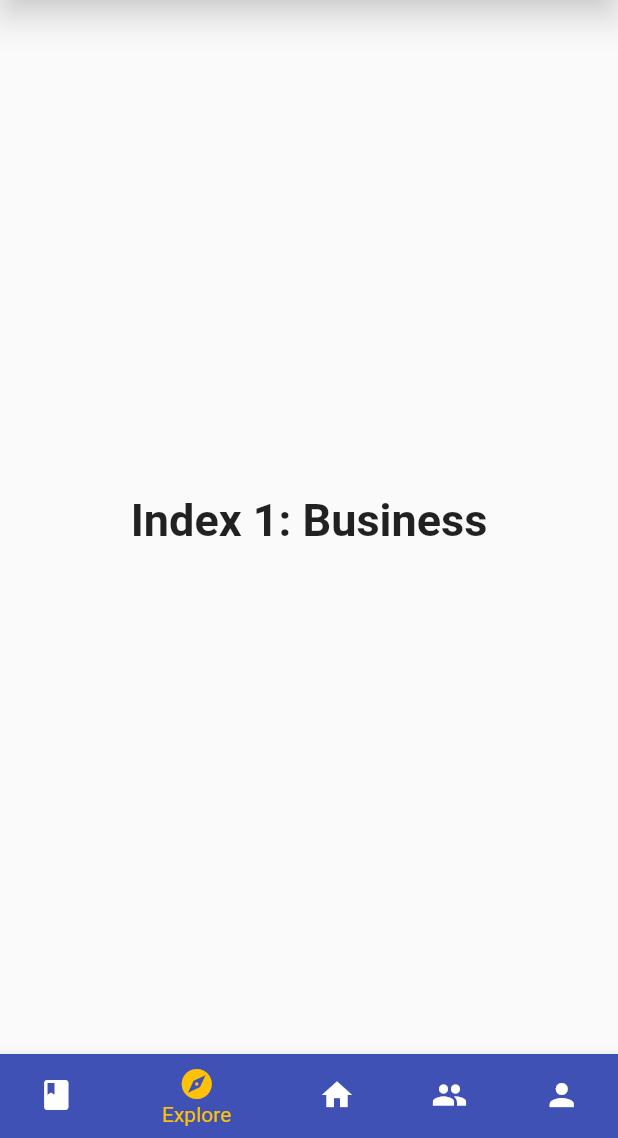
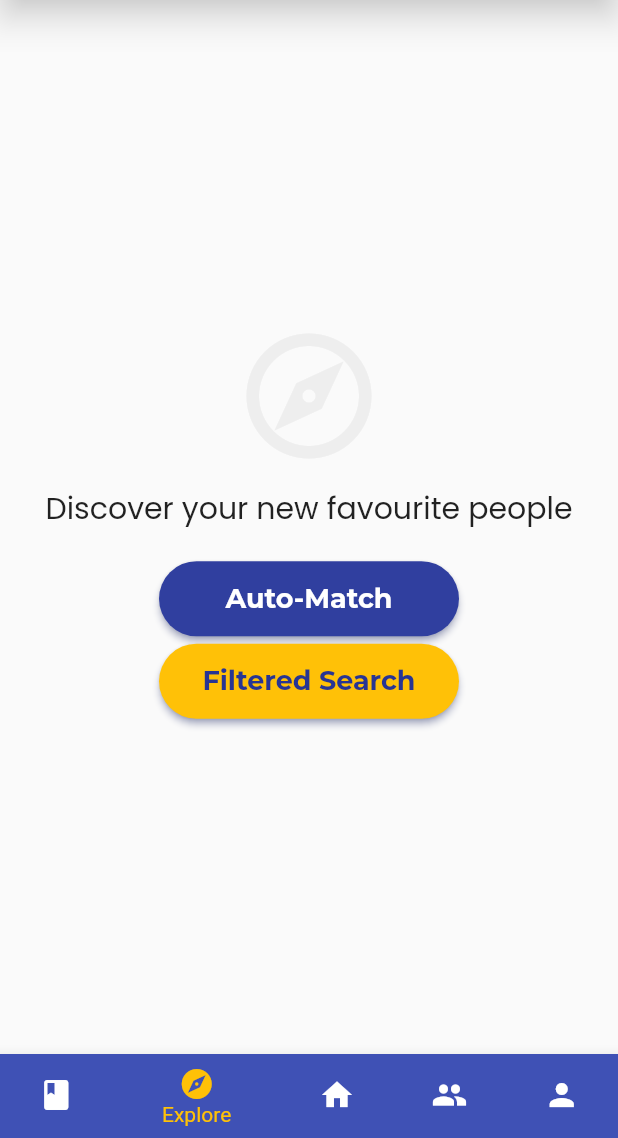
Before and after one commit to saadhzubairi/App_Dev_Project, a Flutter app: the DashboardHome screen opened directly, item 2 of the bottom bar chosen, on a phone screen of 412 x 824 dp, the part 98-1236 px from its top. Run offline on Flutter 3.47's test engine with Material 2 defaults, Android fonts, the phone set to English and light mode, and no system bars; our stand-ins replace google_fonts.

Commit message:
simple changes

```diff
--- /dev/null
+++ b/lib/Views/Widgets.dart
@@ -0,0 +1,122 @@
+import 'package:flutter/material.dart';
+import 'package:google_fonts/google_fonts.dart';
+import 'package:project_phase_one/Models/SearchedUsers.dart';
+import '../Views/explorePage/exploreUserInfo.dart';
+
+class CoolTextField extends StatelessWidget {
+  String? prompText;
+  bool? isPassField;
+
+  CoolTextField({this.prompText, this.isPassField, Key? key}) : super(key: key);
+
+  @override
+  Widget build(BuildContext context) {
+    return Padding(
+      padding: const EdgeInsets.all(10.0),
+      child: TextField(
+        obscureText: isPassField ?? false,
+        enableSuggestions: false,
+        autocorrect: false,
+        decoration: InputDecoration(
+            labelText: prompText ?? '',
+            enabledBorder: OutlineInputBorder(
+              borderSide: BorderSide(width: 3, color: Colors.indigo.shade100),
+              borderRadius: BorderRadius.circular(15),
+            ),
+            focusedBorder: OutlineInputBorder(
+              borderSide: const BorderSide(width: 3, color: Colors.indigo),
+              borderRadius: BorderRadius.circular(15),
+            )),
+      ),
+    );
+  }
+}
+
+class BigButton extends StatelessWidget {
+  final String text;
+  Color? color;
+  VoidCallback fun;
+  Size? size;
+  Color? textColor;
+  BorderRadius? radius;
+  double? fontSize;
+
+  BigButton(
+      {required this.text,
+      this.color,
+      this.textColor,
+      this.size,
+      this.fontSize,
+      this.radius,
+      required this.fun,
+      Key? key})
+      : super(key: key);
+
+  @override
+  Widget build(BuildContext context) {
+    return ElevatedButton(
+      onPressed: fun,
+      style: ElevatedButton.styleFrom(
+          minimumSize: size ?? Size(140, 80),
+          shape: RoundedRectangleBorder(
+            borderRadius: radius ?? BorderRadius.circular(25),
+          ),
+          backgroundColor: color ?? Colors.indigo.shade700,
+          shadowColor: Colors.indigo.shade300),
+      child: Text(
+        text,
+        style: GoogleFonts.montserrat(
+            fontSize: fontSize ?? 20,
+            fontWeight: FontWeight.w700,
+            color: textColor ?? Colors.white),
+      ),
+    );
+  }
+}
+
+class ResultBoxes extends StatelessWidget {
+  final SearchedUsers user;
+  const ResultBoxes({required this.user, Key? key}) : super(key: key);
+
+  @override
+  Widget build(BuildContext context) {
+    return InkWell(
+      child: Card(
+        child: Center(
+          child: Column(
+            children: [
+              const SizedBox(height: 15),
+              const CircleAvatar(
+                child: Icon(Icons.person),
+              ),
+              const SizedBox(height: 10),
+              Text(
+                user.username,
+                textAlign: TextAlign.center,
+                style: GoogleFonts.montserrat(
+                    fontWeight: FontWeight.w900, fontSize: 17),
+              ),
+              const SizedBox(height: 10),
+              Text(
+                "${22}, ${user.year}",
+                style: GoogleFonts.roboto(),
+              ),
+              const SizedBox(height: 2),
+              Text(
+                "${user.commons} common interests",
+                style: GoogleFonts.roboto(
+                    fontWeight: FontWeight.bold,
+                    fontStyle: FontStyle.italic,
+                    color: Colors.amber.shade800),
+              )
+            ],
+          ),
+        ),
+      ),
+      onTap: () {
+        Navigator.of(context).push(MaterialPageRoute(
+            builder: (context) => ExploreUserInfo(user: user)));
+      },
+    );
+  }
+}
--- a/lib/dashboardPage/dashboard.dart
+++ b/lib/Views/dashboardPage/dashboard.dart
@@ -1,6 +1,7 @@
 import 'package:flutter/material.dart';
 import 'package:google_fonts/google_fonts.dart';
 import '../login_signup_pages/LIorSUscreen.dart';
+import '../explorePage/exploreHome.dart';
 
 class DashboardHome extends StatefulWidget {
   const DashboardHome({Key? key}) : super(key: key);
@@ -14,21 +15,21 @@ class _DashboardHomeState extends State<DashboardHome> {
   static const TextStyle optionStyle =
   TextStyle(fontSize: 30, fontWeight: FontWeight.bold);
   static const List<Widget> _widgetOptions = <Widget>[
-    LIorSUscreen(),
+  Text(
+  'school stuff screen',
+  style: optionStyle,
+  ),
+    ExploreHome(),
     Text(
-      'Index 1: Business',
+      'homescreen',
       style: optionStyle,
     ),
     Text(
-      'Index 2: School',
+      'friends screen',
       style: optionStyle,
     ),
     Text(
-      'Index 3: Settings',
-      style: optionStyle,
-    ),
-    Text(
-      'Index 4: Settings',
+      'me screen',
       style: optionStyle,
     ),
   ];
--- /dev/null
+++ b/lib/Views/explorePage/exploreFilteredResults.dart
@@ -0,0 +1,3 @@
+import 'package:flutter/material.dart';
+import 'package:google_fonts/google_fonts.dart';
+import '../Widgets.dart';
--- /dev/null
+++ b/lib/Views/explorePage/exploreHome.dart
@@ -0,0 +1,52 @@
+import 'package:flutter/material.dart';
+import 'package:google_fonts/google_fonts.dart';
+import 'package:project_phase_one/Views/explorePage/exploreResults.dart';
+import '../Widgets.dart';
+
+
+class ExploreHome extends StatelessWidget {
+  const ExploreHome({Key? key}) : super(key: key);
+
+  @override
+  Widget build(BuildContext context) {
+    return LayoutBuilder(
+      builder: (context, constraints) => ListView(
+        children: [
+          Container(
+            padding: const EdgeInsets.all(20.0),
+            constraints: BoxConstraints(
+              minHeight: constraints.maxHeight,
+            ),
+            child: Center(
+              child: Column(
+                children: [
+                  Icon(Icons.explore_outlined,
+                      color: Colors.grey.shade200, size: 100),
+                  const SizedBox(height: 10,),
+                  Text("Discover your new favourite people", style: GoogleFonts.poppins(fontSize: 20),textAlign: TextAlign.center,),
+                  const SizedBox(height: 20,),
+                  BigButton(
+                      text: "Auto-Match", fun: () {
+                    Navigator.of(context).push(MaterialPageRoute(
+                        builder: (context) => const ExploreResults()));
+                  }, size: const Size(200, 50), fontSize: 18,),
+                  const SizedBox(
+                    height: 5,
+                  ),
+                  BigButton(
+                    text: "Filtered Search",
+                    fun: () {},
+                    size: const Size(200, 50),
+                    fontSize: 18,
+                    color: Colors.amber,
+                    textColor: Colors.indigo.shade800,
+                  ),
+                ],
+              ),
+            ),
+          )
+        ],
+      ),
+    );
+  }
+}
--- a/lib/main.dart
+++ b/lib/main.dart
@@ -1,5 +1,5 @@
 import 'package:flutter/material.dart';
-import 'login_signup_pages/LIorSUscreen.dart';
+import 'Views/login_signup_pages/LIorSUscreen.dart';
 import 'package:google_fonts/google_fonts.dart';
 
 void main() {
```
Also changed, not shown: lib/Models/SearchedUsers.dart (added, +25 -0 lines), lib/Views/explorePage/exploreResults.dart (added, +122 -0 lines), lib/Views/explorePage/exploreUserInfo.dart (added, +97 -0 lines), lib/Views/explorePage/writeNewText.dart (added, +24 -0 lines), lib/Views/login_signup_pages/LIorSUscreen.dart (renamed from lib/login_signup_pages/LIorSUscreen.dart, +4 -4 lines), lib/Widgets.dart (deleted, +0 -59 lines), lib/Views/login_signup_pages/loginScreen.dart (renamed from lib/login_signup_pages/loginScreen.dart).
